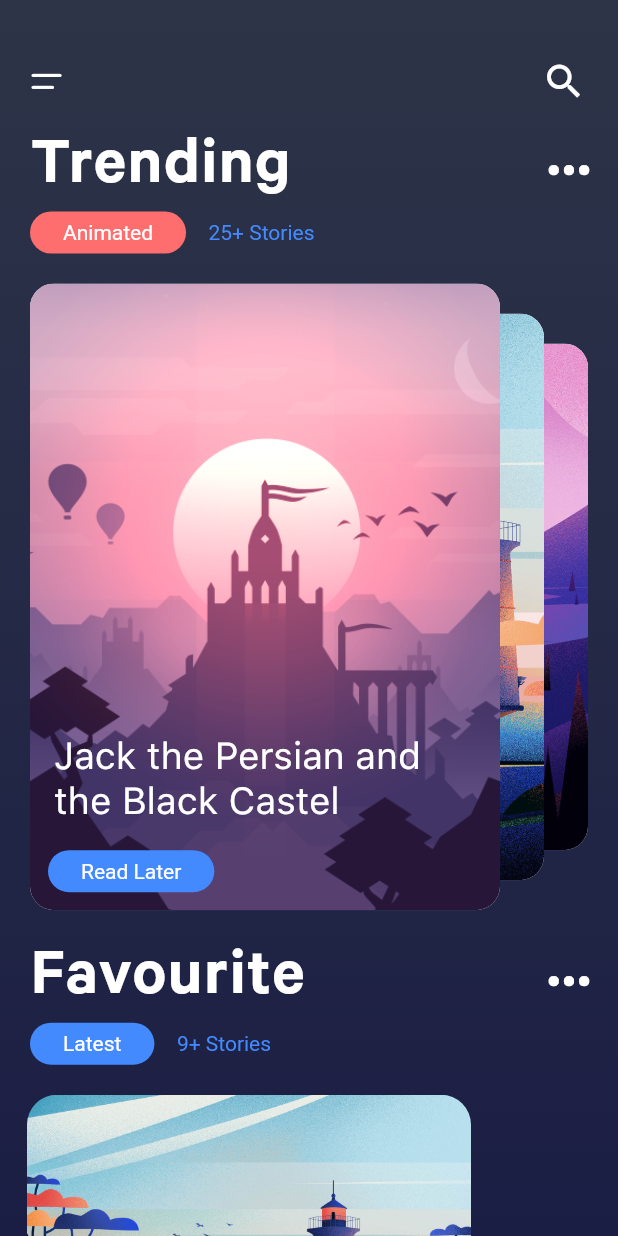
After one commit to Shika-Dev/travel_for_noobs, a Flutter app: the storiestab screen opened directly, on a phone screen of 412 x 824 dp. The commit adds this screen. Run offline on Flutter 3.47's test engine with Material 2 defaults, Android fonts, the phone set to English and light mode, and no system bars; our stand-ins replace font_awesome_flutter; project files that could hold a hidden picture were left out.

Commit message:
version 2: Add Stories

```diff
--- a/lib/main.dart
+++ b/lib/main.dart
@@ -1,7 +1,9 @@
 import 'package:flutter/material.dart';
+import 'package:font_awesome_flutter/font_awesome_flutter.dart';
 import 'package:travel_for_noobs/screen/welcomePage.dart';
 import 'package:travel_for_noobs/tabs/searchtab.dart';
 import 'package:travel_for_noobs/tabs/foodtab.dart';
+import 'package:travel_for_noobs/tabs/stories.dart';
 import 'package:flutter/services.dart';
 
 void main() => runApp(MaterialApp(
@@ -22,7 +24,7 @@ class TabsState extends State<TabsApp>
   @override
   void initState() {
     super.initState();
-    tabController = TabController(length: 2, vsync: this);
+    tabController = TabController(length: 3, vsync: this);
   }
 
   @override
@@ -53,6 +55,12 @@ class TabsState extends State<TabsApp>
             size: 30.0,
           ),
         ),
+        Tab(
+          icon: Icon(
+            Icons.book,
+            size: 30.0,
+          ),
+        ),
         /*Tab(
           icon: CircleAvatar(
             radius: 15.0,
@@ -76,7 +84,7 @@ class TabsState extends State<TabsApp>
     ]);
     return Scaffold(
       body: getTabBarView(<Widget>[
-        searchtab(), foodtab(),
+        searchtab(), foodtab(), storiestab(),
       ]),
       bottomNavigationBar: getTabBar(),
     );
--- /dev/null
+++ b/lib/models/customIcons.dart
@@ -0,0 +1,6 @@
+import 'package:flutter/material.dart';
+
+class CustomIcons {
+  static const IconData menu = IconData(0xe900, fontFamily: "CustomIcons");
+  static const IconData option = IconData(0xe902, fontFamily: "CustomIcons");
+}
--- /dev/null
+++ b/lib/models/data.dart
@@ -0,0 +1,13 @@
+List<String> images = [
+  "assets/image_04.jpg",
+  "assets/image_03.jpg",
+  "assets/image_02.jpg",
+  "assets/image_01.png",
+];
+
+List<String> title = [
+  "Hounted Ground",
+  "Fallen In Love",
+  "The Dreaming Moon",
+  "Jack the Persian and the Black Castel",
+];
--- /dev/null
+++ b/lib/tabs/stories.dart
@@ -0,0 +1,306 @@
+import 'package:flutter/material.dart';
+import 'package:travel_for_noobs/models/customIcons.dart';
+import 'package:travel_for_noobs/models/data.dart';
+import 'dart:math';
+
+class storiestab extends StatefulWidget {
+  @override
+  _storiestabState createState() => new _storiestabState();
+}
+
+var cardAspectRatio = 12.0 / 16.0;
+var widgetAspectRatio = cardAspectRatio * 1.2;
+
+class _storiestabState extends State<storiestab> {
+  var currentPage = images.length - 1.0;
+
+  @override
+  Widget build(BuildContext context) {
+    PageController controller = PageController(initialPage: images.length - 1);
+    controller.addListener(() {
+      setState(() {
+        currentPage = controller.page;
+      });
+    });
+
+    return Container(
+      decoration: BoxDecoration(
+          gradient: LinearGradient(
+              colors: [
+                Color(0xFF1b1e44),
+                Color(0xFF2d3447),
+              ],
+              begin: Alignment.bottomCenter,
+              end: Alignment.topCenter,
+              tileMode: TileMode.clamp)),
+      child: Scaffold(
+        backgroundColor: Colors.transparent,
+        body: SingleChildScrollView(
+          child: Column(
+            children: <Widget>[
+              Padding(
+                padding: const EdgeInsets.only(
+                    left: 12.0, right: 12.0, top: 30.0, bottom: 8.0),
+                child: Row(
+                  mainAxisAlignment: MainAxisAlignment.spaceBetween,
+                  children: <Widget>[
+                    IconButton(
+                      icon: Icon(
+                        CustomIcons.menu,
+                        color: Colors.white,
+                        size: 30.0,
+                      ),
+                      onPressed: () {},
+                    ),
+                    IconButton(
+                      icon: Icon(
+                        Icons.search,
+                        color: Colors.white,
+                        size: 30.0,
+                      ),
+                      onPressed: () {},
+                    )
+                  ],
+                ),
+              ),
+              Padding(
+                padding: EdgeInsets.symmetric(horizontal: 20.0),
+                child: Row(
+                  mainAxisAlignment: MainAxisAlignment.spaceBetween,
+                  children: <Widget>[
+                    Text("Trending",
+                        style: TextStyle(
+                          color: Colors.white,
+                          fontSize: 46.0,
+                          fontFamily: "Calibre-Semibold",
+                          letterSpacing: 1.0,
+                        )),
+                    IconButton(
+                      icon: Icon(
+                        CustomIcons.option,
+                        size: 12.0,
+                        color: Colors.white,
+                      ),
+                      onPressed: () {},
+                    )
+                  ],
+                ),
+              ),
+              Padding(
+                padding: const EdgeInsets.only(left: 20.0),
+                child: Row(
+                  children: <Widget>[
+                    Container(
+                      decoration: BoxDecoration(
+                        color: Color(0xFFff6e6e),
+                        borderRadius: BorderRadius.circular(20.0),
+                      ),
+                      child: Center(
+                        child: Padding(
+                          padding: EdgeInsets.symmetric(
+                              horizontal: 22.0, vertical: 6.0),
+                          child: Text("Animated",
+                              style: TextStyle(color: Colors.white)),
+                        ),
+                      ),
+                    ),
+                    SizedBox(
+                      width: 15.0,
+                    ),
+                    Text("25+ Stories",
+                        style: TextStyle(color: Colors.blueAccent))
+                  ],
+                ),
+              ),
+              Stack(
+                children: <Widget>[
+                  CardScrollWidget(currentPage),
+                  Positioned.fill(
+                    child: PageView.builder(
+                      itemCount: images.length,
+                      controller: controller,
+                      reverse: true,
+                      itemBuilder: (context, index) {
+                        return Container();
+                      },
+                    ),
+                  )
+                ],
+              ),
+              Padding(
+                padding: EdgeInsets.symmetric(horizontal: 20.0),
+                child: Row(
+                  mainAxisAlignment: MainAxisAlignment.spaceBetween,
+                  children: <Widget>[
+                    Text("Favourite",
+                        style: TextStyle(
+                          color: Colors.white,
+                          fontSize: 46.0,
+                          fontFamily: "Calibre-Semibold",
+                          letterSpacing: 1.0,
+                        )),
+                    IconButton(
+                      icon: Icon(
+                        CustomIcons.option,
+                        size: 12.0,
+                        color: Colors.white,
+                      ),
+                      onPressed: () {},
+                    )
+                  ],
+                ),
+              ),
+              Padding(
+                padding: const EdgeInsets.only(left: 20.0),
+                child: Row(
+                  children: <Widget>[
+                    Container(
+                      decoration: BoxDecoration(
+                        color: Colors.blueAccent,
+                        borderRadius: BorderRadius.circular(20.0),
+                      ),
+                      child: Center(
+                        child: Padding(
+                          padding: EdgeInsets.symmetric(
+                              horizontal: 22.0, vertical: 6.0),
+                          child: Text("Latest",
+                              style: TextStyle(color: Colors.white)),
+                        ),
+                      ),
+                    ),
+                    SizedBox(
+                      width: 15.0,
+                    ),
+                    Text("9+ Stories",
+                        style: TextStyle(color: Colors.blueAccent))
+                  ],
+                ),
+              ),
+              SizedBox(
+                height: 20.0,
+              ),
+              Row(
+                children: <Widget>[
+                  Padding(
+                    padding: EdgeInsets.only(left: 18.0),
+                    child: ClipRRect(
+                      borderRadius: BorderRadius.circular(20.0),
+                      child: Image.asset("assets/image_02.jpg",
+                          width: 296.0, height: 222.0),
+                    ),
+                  )
+                ],
+              )
+            ],
+          ),
+        ),
+      ),
+    );
+  }
+}
+
+class CardScrollWidget extends StatelessWidget {
+  var currentPage;
+  var padding = 20.0;
+  var verticalInset = 20.0;
+
+  CardScrollWidget(this.currentPage);
+
+  @override
+  Widget build(BuildContext context) {
+    return new AspectRatio(
+      aspectRatio: widgetAspectRatio,
+      child: LayoutBuilder(builder: (context, contraints) {
+        var width = contraints.maxWidth;
+        var height = contraints.maxHeight;
+
+        var safeWidth = width - 2 * padding;
+        var safeHeight = height - 2 * padding;
+
+        var heightOfPrimaryCard = safeHeight;
+        var widthOfPrimaryCard = heightOfPrimaryCard * cardAspectRatio;
+
+        var primaryCardLeft = safeWidth - widthOfPrimaryCard;
+        var horizontalInset = primaryCardLeft / 2;
+
+        List<Widget> cardList = new List();
+
+        for (var i = 0; i < images.length; i++) {
+          var delta = i - currentPage;
+          bool isOnRight = delta > 0;
+
+          var start = padding +
+              max(
+                  primaryCardLeft -
+                      horizontalInset * -delta * (isOnRight ? 15 : 1),
+                  0.0);
+
+          var cardItem = Positioned.directional(
+            top: padding + verticalInset * max(-delta, 0.0),
+            bottom: padding + verticalInset * max(-delta, 0.0),
+            start: start,
+            textDirection: TextDirection.rtl,
+            child: ClipRRect(
+              borderRadius: BorderRadius.circular(16.0),
+              child: Container(
+                decoration: BoxDecoration(color: Colors.white, boxShadow: [
+                  BoxShadow(
+                      color: Colors.black12,
+                      offset: Offset(3.0, 6.0),
+                      blurRadius: 10.0)
+                ]),
+                child: AspectRatio(
+                  aspectRatio: cardAspectRatio,
+                  child: Stack(
+                    fit: StackFit.expand,
+                    children: <Widget>[
+                      Image.asset(images[i], fit: BoxFit.cover),
+                      Align(
+                        alignment: Alignment.bottomLeft,
+                        child: Column(
+                          mainAxisSize: MainAxisSize.min,
+                          crossAxisAlignment: CrossAxisAlignment.start,
+                          children: <Widget>[
+                            Padding(
+                              padding: EdgeInsets.symmetric(
+                                  horizontal: 16.0, vertical: 8.0),
+                              child: Text(title[i],
+                                  style: TextStyle(
+                                      color: Colors.white,
+                                      fontSize: 25.0,
+                                      fontFamily: "SF-Pro-Text-Regular")),
+                            ),
+                            SizedBox(
+                              height: 10.0,
+                            ),
+                            Padding(
+                              padding: const EdgeInsets.only(
+                                  left: 12.0, bottom: 12.0),
+                              child: Container(
+                                padding: EdgeInsets.symmetric(
+                                    horizontal: 22.0, vertical: 6.0),
+                                decoration: BoxDecoration(
+                                    color: Colors.blueAccent,
+                                    borderRadius: BorderRadius.circular(20.0)),
+                                child: Text("Read Later",
+                                    style: TextStyle(color: Colors.white)),
+                              ),
+                            )
+                          ],
+                        ),
+                      )
+                    ],
+                  ),
+                ),
+              ),
+            ),
+          );
+          cardList.add(cardItem);
+        }
+        return Stack(
+          children: cardList,
+        );
+      }),
+    );
+  }
+}
```
Also changed, not shown: pubspec.yaml (+20 -0 lines), assets/Calibre Semibold.otf (added), assets/SF-Pro-Text-Bold.otf (added), assets/SF-Pro-Text-Regular.otf (added), assets/custom_icons.ttf (added), assets/image_01.png (added), assets/image_02.jpg (added), assets/image_03.jpg (added), assets/image_04.jpg (added), assets/preview.png (added).
